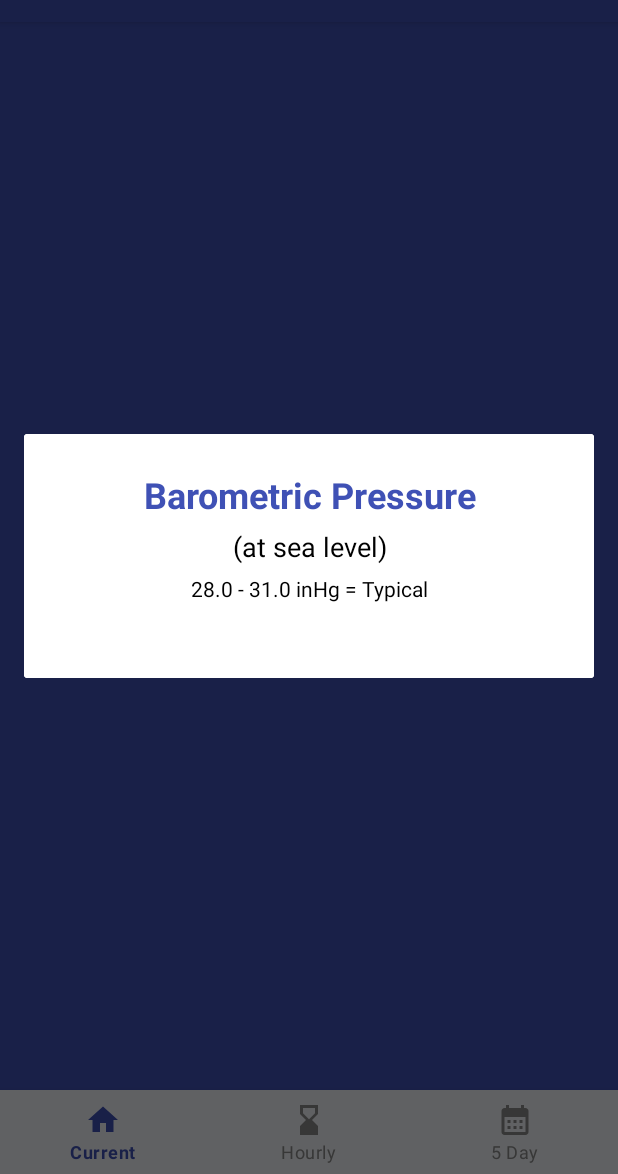
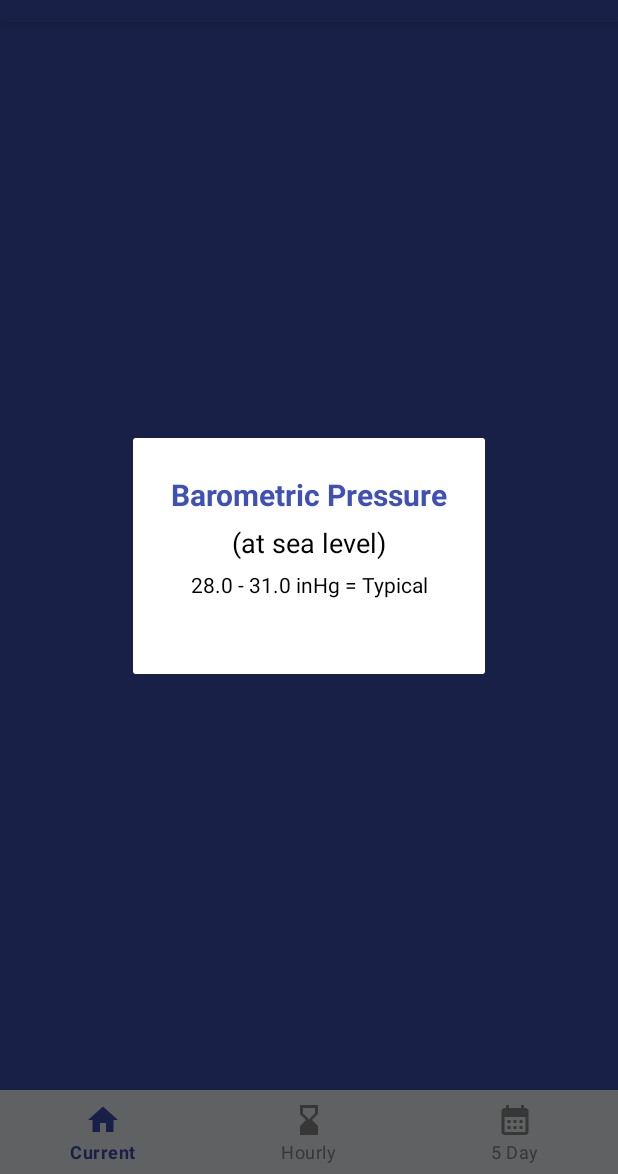
Before and after one commit to thatwaz/WeatherCast, an Android app: the BarometricPressureDialogFragment screen opened through its navigation route, on a phone screen of 412 x 824 dp, the part 62-1236 px from its top. Run offline under Robolectric (Android 15) with nearby library versions, the phone set to English and light mode, and no system bars; libraries missing offline, so code that uses them is left out: com.karumi.dexter; 1 statement that could not run was skipped.

```diff
--- a/app/src/main/res/layout/fragment_barometric_pressure_dialog.xml
+++ b/app/src/main/res/layout/fragment_barometric_pressure_dialog.xml
@@ -8,9 +8,9 @@
     android:layout_marginTop="50dp"
     tools:context=".view.ui.BarometricPressureDialogFragment">
 
-    <RelativeLayout
-        android:layout_width="wrap_content"
-        android:layout_height="wrap_content"
+    <androidx.constraintlayout.widget.ConstraintLayout
+        android:layout_width="match_parent"
+        android:layout_height="match_parent"
         android:paddingStart="25dp"
         android:paddingEnd="25dp"
         android:paddingBottom="50dp"
@@ -20,9 +20,11 @@
         android:id="@+id/lbl_barometric_pressure"
         android:layout_width="match_parent"
         android:layout_height="wrap_content"
-        android:textSize="24sp"
+        android:textSize="20sp"
         android:textColor="@color/blue_500"
-        android:gravity="center"
+        app:layout_constraintTop_toTopOf="parent"
+        app:layout_constraintStart_toStartOf="parent"
+        app:layout_constraintEnd_toEndOf="parent"
         android:textStyle="bold"
         android:text="Barometric Pressure"/>
 
@@ -32,7 +34,9 @@
             android:layout_below="@id/lbl_barometric_pressure"
             android:textSize="18sp"
 
-            android:gravity="center"
+            app:layout_constraintTop_toBottomOf="@+id/lbl_barometric_pressure"
+            app:layout_constraintStart_toStartOf="@id/lbl_barometric_pressure"
+            app:layout_constraintEnd_toEndOf="@id/lbl_barometric_pressure"
             android:textColor="@color/black"
             android:layout_width="match_parent"
             android:layout_height="wrap_content"
@@ -42,7 +46,9 @@
             android:id="@+id/second"
             android:layout_marginTop="6dp"
             android:layout_below="@id/first"
-
+            app:layout_constraintTop_toBottomOf="@id/first"
+            app:layout_constraintStart_toStartOf="@id/first"
+            app:layout_constraintEnd_toEndOf="@id/first"
             android:textSize="14sp"
             android:gravity="center"
             android:textColor="@color/black"
@@ -50,6 +56,6 @@
             android:layout_height="wrap_content"
             android:text="28.0 - 31.0 inHg = Typical"/>
 
-    </RelativeLayout>
+    </androidx.constraintlayout.widget.ConstraintLayout>
 
 </androidx.cardview.widget.CardView>
--- a/app/src/main/res/values/strings.xml
+++ b/app/src/main/res/values/strings.xml
@@ -7,7 +7,7 @@
     <string name="feels_like">Feels Like\u00A0</string>
     <string name="humidity">Humidity\u00A0</string>
     <string name="wind">Wind\u00A0</string>
-    <string name="air_pressure_inhg">Air Pressure (inHg)\u00A0</string>
+    <string name="air_pressure_inhg">Air Pressure\u00A0</string>
     <string name="visibility">Visibility\u00A0</string>
     <string name="sunrise">Sunrise</string>
     <string name="sunset">Sunset</string>
```
Also changed, not shown: app/src/main/java/com/thatwaz/weathercast/view/ui/CurrentWeatherFragment.kt (+44 -27 lines), app/src/main/res/drawable/day_clear_sky.png (renamed from app/src/main/res/drawable/day_sunny.png).
